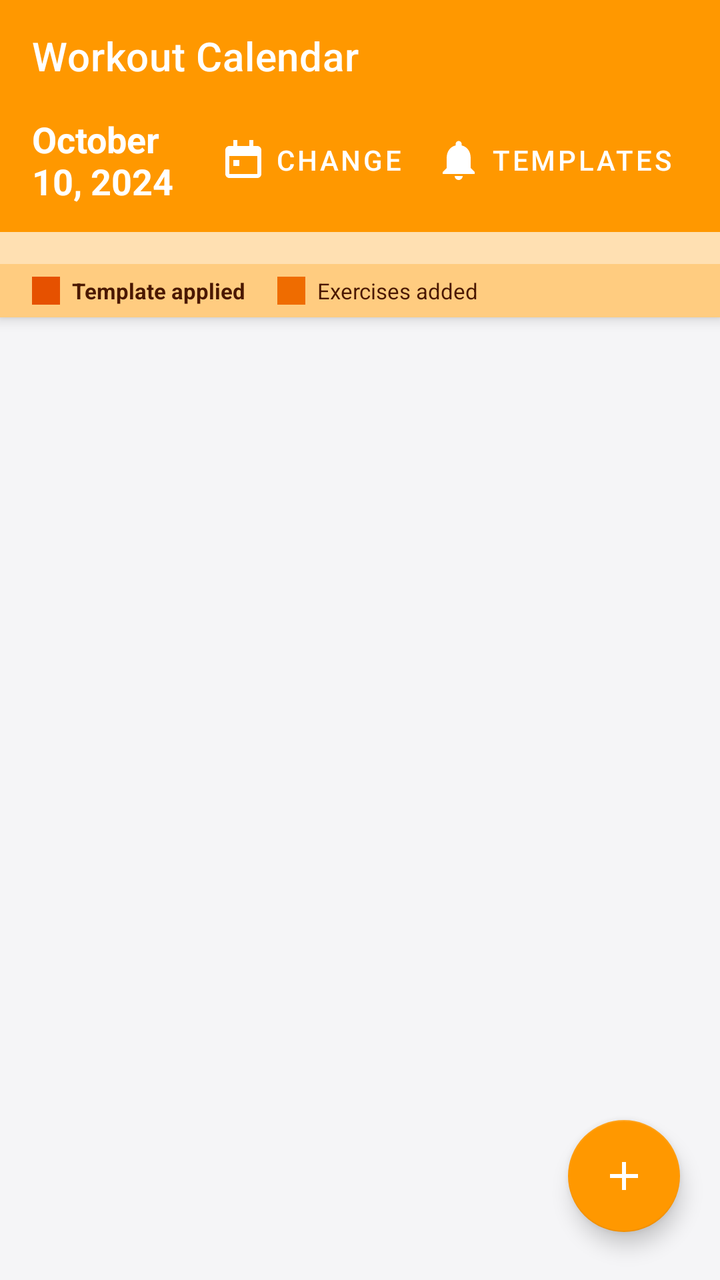
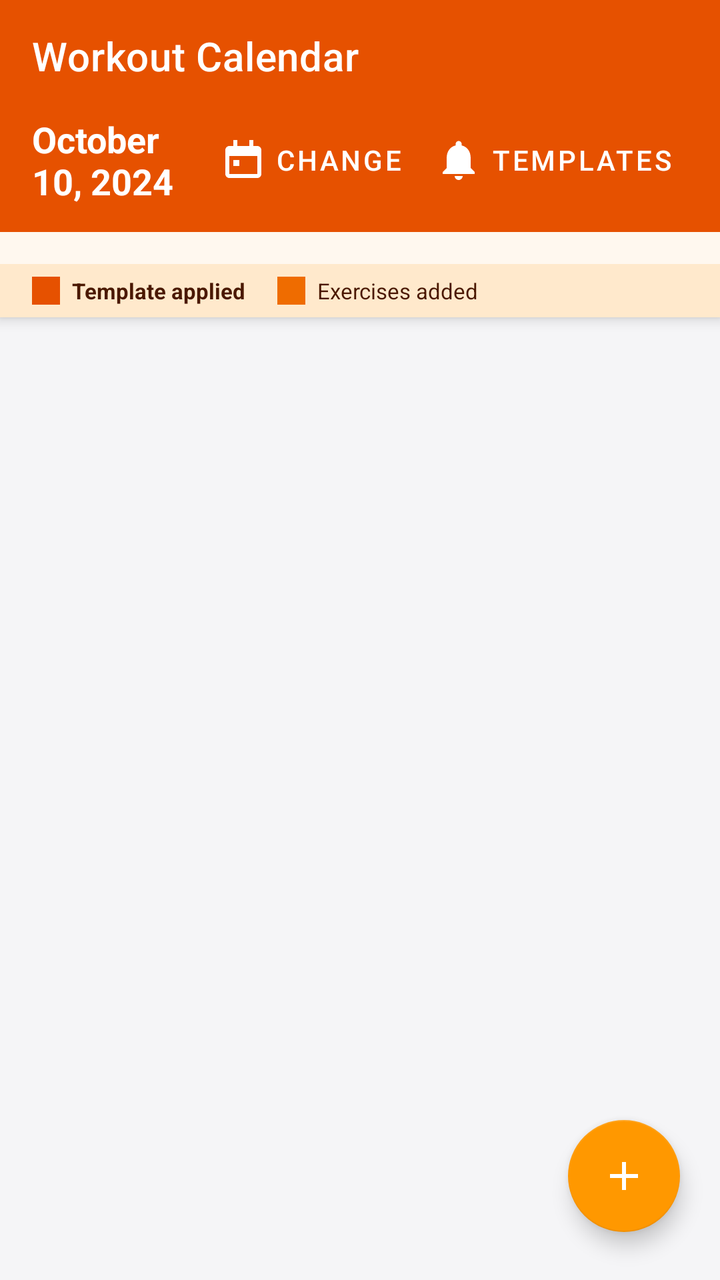

Two renders of the same Android screen: before a commit and after it. Below are the layout's source before the change and the commit's diff.
<!-- AndroidManifest.xml: application theme Theme.DailyRoutine -->
<!-- res/layout/activity_workout_plan.xml -->
<?xml version="1.0" encoding="utf-8"?>
<androidx.coordinatorlayout.widget.CoordinatorLayout xmlns:android="http://schemas.android.com/apk/res/android"
    xmlns:app="http://schemas.android.com/apk/res-auto"
    android:layout_width="match_parent"
    android:layout_height="match_parent"
    android:background="@color/bgPage">

    <com.google.android.material.appbar.AppBarLayout
        android:id="@+id/appBar"
        android:layout_width="match_parent"
        android:layout_height="wrap_content">

        <androidx.appcompat.widget.Toolbar
            android:id="@+id/toolbar"
            android:layout_width="match_parent"
            android:layout_height="?attr/actionBarSize"
            android:background="@color/healthWorkout"
            app:title="Workout Calendar"
            app:titleTextColor="@android:color/white"/>

        <LinearLayout
            android:layout_width="match_parent"
            android:layout_height="wrap_content"
            android:background="@color/healthWorkout"
            android:orientation="horizontal"
            android:paddingHorizontal="16dp"
            android:paddingBottom="12dp"
            android:gravity="center_vertical">

            <TextView
                android:id="@+id/tvSelectedDateWorkout"
                android:layout_width="0dp"
                android:layout_height="wrap_content"
                android:layout_weight="1"
                android:text="October 10, 2024"
                android:textColor="@android:color/white"
                android:textStyle="bold"
                android:textSize="18sp"/>

            <com.google.android.material.button.MaterialButton
                android:id="@+id/btnPickDateWorkout"
                style="@style/Widget.MaterialComponents.Button.TextButton"
                android:layout_width="wrap_content"
                android:layout_height="wrap_content"
                android:text="Change"
                android:textColor="@android:color/white"
                app:icon="@drawable/ic_calendar"
                app:iconTint="@android:color/white"/>

            <com.google.android.material.button.MaterialButton
                android:id="@+id/btnTemplatesWorkout"
                style="@style/Widget.MaterialComponents.Button.TextButton"
                android:layout_width="wrap_content"
                android:layout_height="wrap_content"
                android:text="Templates"
                android:textColor="@android:color/white"
                app:icon="@drawable/ic_reminder"
                app:iconTint="@android:color/white"/>
        </LinearLayout>

        <HorizontalScrollView
            android:layout_width="match_parent"
            android:layout_height="wrap_content"
            android:background="#FFE0B2"
            android:scrollbars="none">
            <LinearLayout
                android:id="@+id/llWorkoutDaysStrip"
                android:layout_width="wrap_content"
                android:layout_height="wrap_content"
                android:orientation="horizontal"
                android:padding="8dp"/>
        </HorizontalScrollView>

        <LinearLayout
            android:id="@+id/llWorkoutTemplateLegend"
            android:layout_width="match_parent"
            android:layout_height="wrap_content"
            android:background="#FFCC80"
            android:gravity="center_vertical"
            android:orientation="horizontal"
            android:paddingHorizontal="16dp"
            android:paddingVertical="6dp">

            <View
                android:layout_width="14dp"
                android:layout_height="14dp"
                android:background="#E65100" />

            <TextView
                android:layout_width="wrap_content"
                android:layout_height="wrap_content"
                android:layout_marginStart="6dp"
                android:text="Template applied"
                android:textColor="#4A1800"
                android:textSize="11sp"
                android:textStyle="bold" />

            <View
                android:layout_width="14dp"
                android:layout_height="14dp"
                android:layout_marginStart="16dp"
                android:background="#EF6C00" />

            <TextView
                android:layout_width="wrap_content"
                android:layout_height="wrap_content"
                android:layout_marginStart="6dp"
                android:text="Exercises added"
                android:textColor="#4A1800"
                android:textSize="11sp" />
        </LinearLayout>

    </com.google.android.material.appbar.AppBarLayout>

    <androidx.recyclerview.widget.RecyclerView
        android:id="@+id/rvExercises"
        android:layout_width="match_parent"
        android:layout_height="match_parent"
        android:padding="8dp"
        android:clipToPadding="false"
        android:paddingBottom="96dp"
        app:layout_behavior="@string/appbar_scrolling_view_behavior"/>

    <com.google.android.material.floatingactionbutton.FloatingActionButton
        android:id="@+id/fabAddExercise"
        android:layout_width="wrap_content"
        android:layout_height="wrap_content"
        android:layout_gravity="bottom|end"
        android:layout_marginEnd="20dp"
        android:layout_marginBottom="24dp"
        android:src="@drawable/ic_add"
        app:backgroundTint="@color/healthWorkout"
        app:tint="@android:color/white"
        android:contentDescription="Add Exercise"/>

</androidx.coordinatorlayout.widget.CoordinatorLayout>
<!-- resources referenced by this layout -->
<resources>
  <color name="bgPage">#F5F5F7</color>
  <color name="healthWorkout">#FF9800</color>
  <!-- drawable ic_add (drawable) -->
  <vector xmlns:android="http://schemas.android.com/apk/res/android" android:width="24dp" android:height="24dp" android:viewportWidth="24" android:viewportHeight="24">
      <path android:fillColor="@color/iconSuccess" android:pathData="M11,5H13V11H19V13H13V19H11V13H5V11H11V5Z"/>
  </vector>
  <!-- drawable ic_calendar (drawable) -->
  <vector xmlns:android="http://schemas.android.com/apk/res/android" android:width="24dp" android:height="24dp" android:viewportWidth="24" android:viewportHeight="24">
      <path android:fillColor="@color/iconCalendar" android:pathData="M7,2H9V5H15V2H17V5H19C20.1,5 21,5.9 21,7V19C21,20.1 20.1,21 19,21H5C3.9,21 3,20.1 3,19V7C3,5.9 3.9,5 5,5H7V2ZM5,10V19H19V10H5ZM7,12H10V15H7V12Z"/>
  </vector>
  <!-- drawable ic_reminder (drawable) -->
  <vector xmlns:android="http://schemas.android.com/apk/res/android" android:width="24dp" android:height="24dp" android:viewportWidth="24" android:viewportHeight="24">
      <path android:fillColor="@color/iconReminder" android:pathData="M12,22C13.1,22 14,21.1 14,20H10C10,21.1 10.9,22 12,22ZM18,16V11C18,7.9 16.4,5.4 13.5,4.7V4C13.5,3.2 12.8,2.5 12,2.5C11.2,2.5 10.5,3.2 10.5,4V4.7C7.6,5.4 6,7.9 6,11V16L4,18V19H20V18L18,16Z"/>
  </vector>
  <style name="Theme.DailyRoutine" parent="Theme.MaterialComponents.DayNight.NoActionBar">
          <item name="colorPrimary">@color/primary</item>
          <item name="colorPrimaryVariant">@color/primaryDark</item>
          <item name="colorOnPrimary">@android:color/white</item>
          <item name="colorSecondary">@color/accent</item>
          <item name="colorOnSecondary">@android:color/white</item>
          <item name="android:windowBackground">@color/bgPage</item>
          <item name="android:statusBarColor">@color/statusBar</item>
          <item name="android:navigationBarColor">@color/primaryDark</item>
          
          <item name="dialogCornerRadius">16dp</item>
      </style>
  <color name="iconSuccess">#00C853</color>
  <color name="iconCalendar">#7B1FA2</color>
  <color name="iconReminder">#5B5FEF</color>
  <color name="primary">#5B5FEF</color>
  <color name="primaryDark">#3F41C2</color>
  <color name="accent">#7E57C2</color>
  <color name="statusBar">#5B5FEF</color>
</resources>

<!-- the commit's change to res/layout/activity_workout_plan.xml (unified diff, before → after) -->
@@ -14,14 +14,14 @@
             android:id="@+id/toolbar"
             android:layout_width="match_parent"
             android:layout_height="?attr/actionBarSize"
-            android:background="@color/healthWorkout"
+            android:background="@color/workoutHeaderBg"
             app:title="Workout Calendar"
             app:titleTextColor="@android:color/white"/>
 
         <LinearLayout
             android:layout_width="match_parent"
             android:layout_height="wrap_content"
-            android:background="@color/healthWorkout"
+            android:background="@color/workoutHeaderBg"
             android:orientation="horizontal"
             android:paddingHorizontal="16dp"
             android:paddingBottom="12dp"
@@ -61,7 +61,7 @@
         <HorizontalScrollView
             android:layout_width="match_parent"
             android:layout_height="wrap_content"
-            android:background="#FFE0B2"
+            android:background="@color/workoutDayStripBg"
             android:scrollbars="none">
             <LinearLayout
                 android:id="@+id/llWorkoutDaysStrip"
@@ -75,7 +75,7 @@
             android:id="@+id/llWorkoutTemplateLegend"
             android:layout_width="match_parent"
             android:layout_height="wrap_content"
-            android:background="#FFCC80"
+            android:background="@color/workoutLegendBg"
             android:gravity="center_vertical"
             android:orientation="horizontal"
             android:paddingHorizontal="16dp"
@@ -91,7 +91,7 @@
                 android:layout_height="wrap_content"
                 android:layout_marginStart="6dp"
                 android:text="Template applied"
-                android:textColor="#4A1800"
+                android:textColor="@color/workoutLegendText"
                 android:textSize="11sp"
                 android:textStyle="bold" />
 
@@ -106,7 +106,7 @@
                 android:layout_height="wrap_content"
                 android:layout_marginStart="6dp"
                 android:text="Exercises added"
-                android:textColor="#4A1800"
+                android:textColor="@color/workoutLegendText"
                 android:textSize="11sp" />
         </LinearLayout>
 
<!-- resource entries referenced after the edit -->
@@ -2,6 +2,10 @@
 <resources>
   <color name="bgPage">#F5F5F7</color>
   <color name="healthWorkout">#FF9800</color>
+  <color name="workoutDayStripBg">#FFF8EF</color>
+  <color name="workoutHeaderBg">#E65100</color>
+  <color name="workoutLegendBg">#FFE9CC</color>
+  <color name="workoutLegendText">#4A1800</color>
   <!-- drawable ic_add (drawable) -->
   <vector xmlns:android="http://schemas.android.com/apk/res/android" android:width="24dp" android:height="24dp" android:viewportWidth="24" android:viewportHeight="24">
       <path android:fillColor="@color/iconSuccess" android:pathData="M11,5H13V11H19V13H13V19H11V13H5V11H11V5Z"/>
